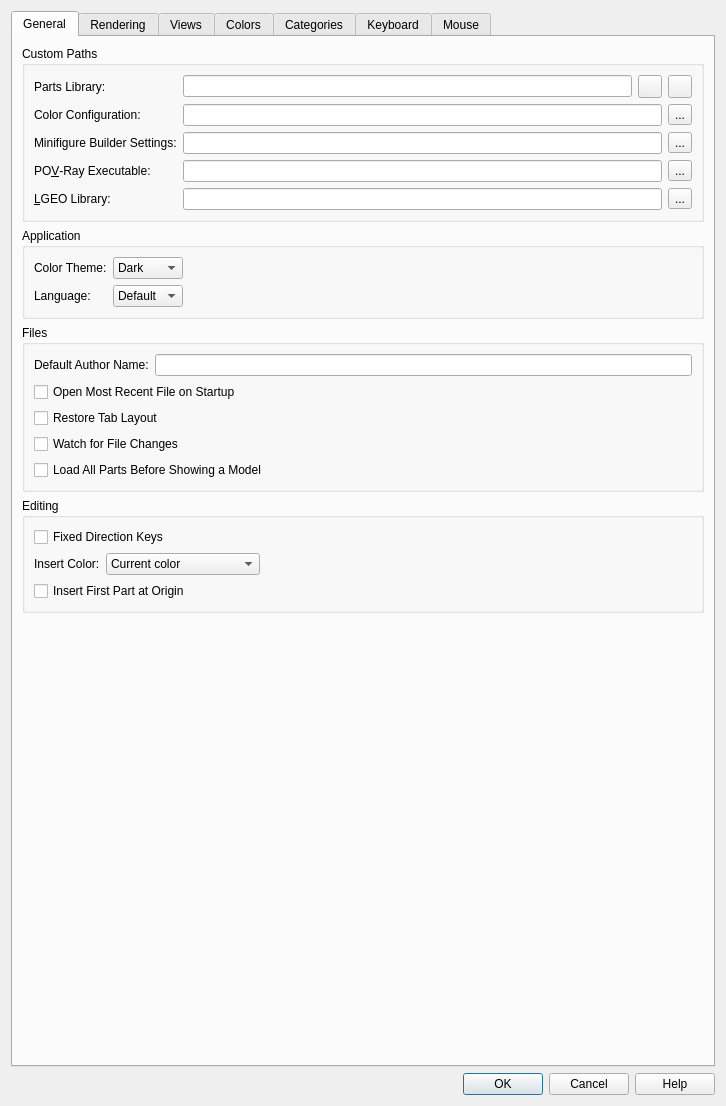
Old version of the form source/interface/dialogs/sw_dialog_preferences.ui in the repository nathaneltitane/studworks.
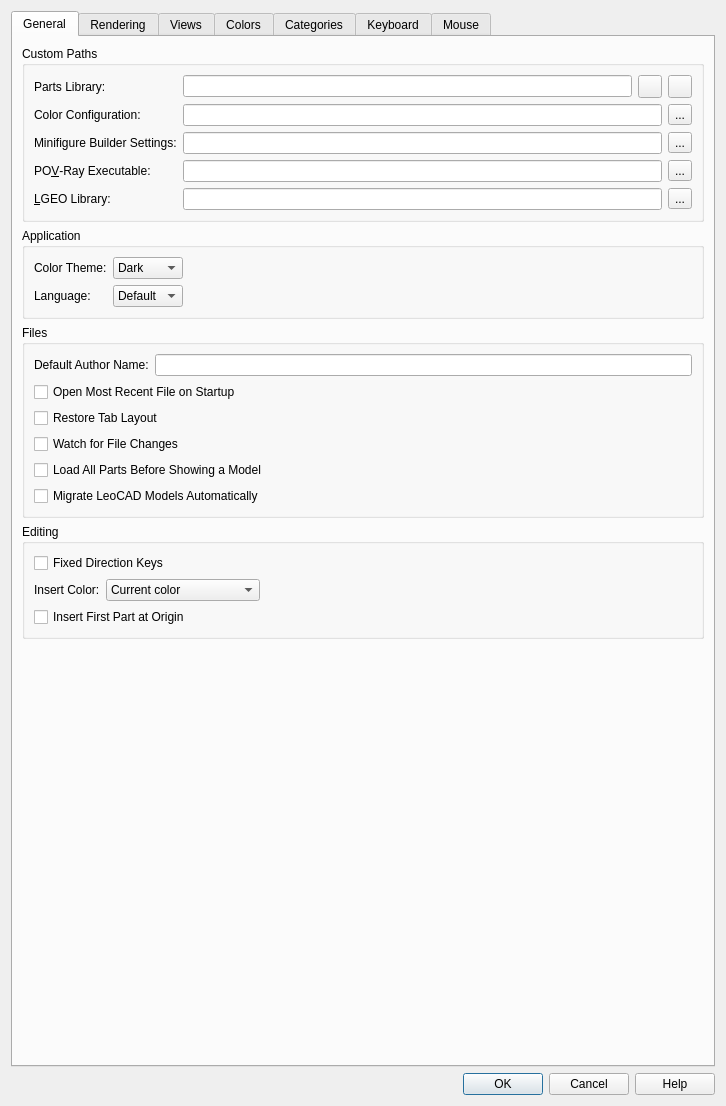
New version of the form.

```diff
--- a/source/interface/dialogs/sw_dialog_preferences.ui
+++ b/source/interface/dialogs/sw_dialog_preferences.ui
@@ -383,6 +383,16 @@
             </property>
            </widget>
           </item>
+          <item row="5" column="0" colspan="2">
+           <widget class="QCheckBox" name="MigrateMetaCommands">
+            <property name="toolTip">
+             <string>Convert the LeoCAD meta commands of opened models to StudWorks meta commands without asking. Migrated models are no longer read fully by LeoCAD.</string>
+            </property>
+            <property name="text">
+             <string>Migrate LeoCAD Models Automatically</string>
+            </property>
+           </widget>
+          </item>
          </layout>
         </widget>
        </item>
```
Left out of the diff: 1 changed line with no effect on the pictures.
